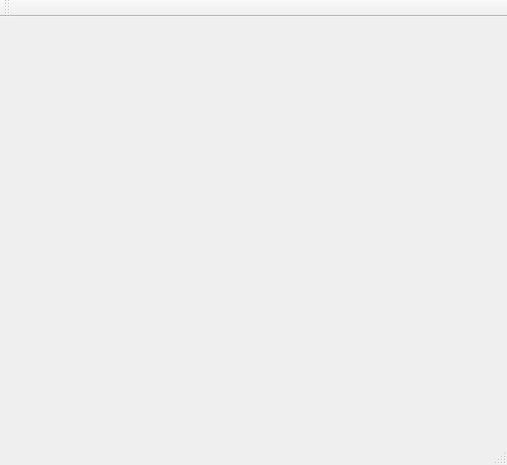
Qt form mainwindow.ui (landy-zhou/QV4L2Cam) before a commit.
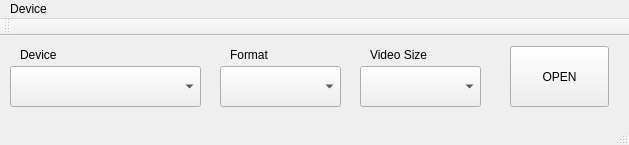
The same form after that commit.

The edit to the form file:
```diff
--- a/mainwindow.ui
+++ b/mainwindow.ui
@@ -6,23 +6,113 @@
    <rect>
     <x>0</x>
     <y>0</y>
-    <width>507</width>
-    <height>465</height>
+    <width>629</width>
+    <height>145</height>
    </rect>
   </property>
   <property name="windowTitle">
    <string>MainWindow</string>
   </property>
-  <widget class="QWidget" name="centralWidget"/>
+  <widget class="QWidget" name="centralWidget">
+   <widget class="QComboBox" name="comboBox_device">
+    <property name="geometry">
+     <rect>
+      <x>10</x>
+      <y>30</y>
+      <width>191</width>
+      <height>41</height>
+     </rect>
+    </property>
+   </widget>
+   <widget class="QComboBox" name="comboBox_format">
+    <property name="geometry">
+     <rect>
+      <x>220</x>
+      <y>30</y>
+      <width>121</width>
+      <height>41</height>
+     </rect>
+    </property>
+   </widget>
+   <widget class="QComboBox" name="comboBox_size">
+    <property name="geometry">
+     <rect>
+      <x>360</x>
+      <y>30</y>
+      <width>121</width>
+      <height>41</height>
+     </rect>
+    </property>
+   </widget>
+   <widget class="QPushButton" name="pushButton_open">
+    <property name="geometry">
+     <rect>
+      <x>510</x>
+      <y>10</y>
+      <width>99</width>
+      <height>61</height>
+     </rect>
+    </property>
+    <property name="text">
+     <string>OPEN</string>
+    </property>
+   </widget>
+   <widget class="QLabel" name="labelDevice">
+    <property name="geometry">
+     <rect>
+      <x>20</x>
+      <y>10</y>
+      <width>67</width>
+      <height>17</height>
+     </rect>
+    </property>
+    <property name="text">
+     <string>Device</string>
+    </property>
+   </widget>
+   <widget class="QLabel" name="labelFormat">
+    <property name="geometry">
+     <rect>
+      <x>230</x>
+      <y>10</y>
+      <width>67</width>
+      <height>17</height>
+     </rect>
+    </property>
+    <property name="text">
+     <string>Format</string>
+    </property>
+   </widget>
+   <widget class="QLabel" name="labelVideoSize">
+    <property name="geometry">
+     <rect>
+      <x>370</x>
+      <y>10</y>
+      <width>71</width>
+      <height>17</height>
+     </rect>
+    </property>
+    <property name="text">
+     <string>Video Size</string>
+    </property>
+   </widget>
+  </widget>
   <widget class="QMenuBar" name="menuBar">
    <property name="geometry">
     <rect>
      <x>0</x>
      <y>0</y>
-     <width>507</width>
+     <width>629</width>
      <height>25</height>
     </rect>
    </property>
+   <widget class="QMenu" name="menuV4L2_Test_Bench">
+    <property name="title">
+     <string>Device</string>
+    </property>
+    <addaction name="actionFind_Devices"/>
+   </widget>
+   <addaction name="menuV4L2_Test_Bench"/>
   </widget>
   <widget class="QToolBar" name="mainToolBar">
    <attribute name="toolBarArea">
```
Left out of the diff: 7 changed lines with no effect on the pictures.
